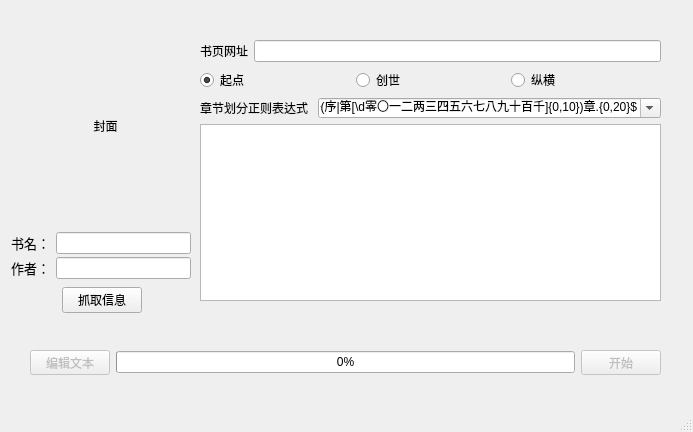
Old version of the form ui_mainwindow.ui in the repository PaleNeutron/EpubBuilder.
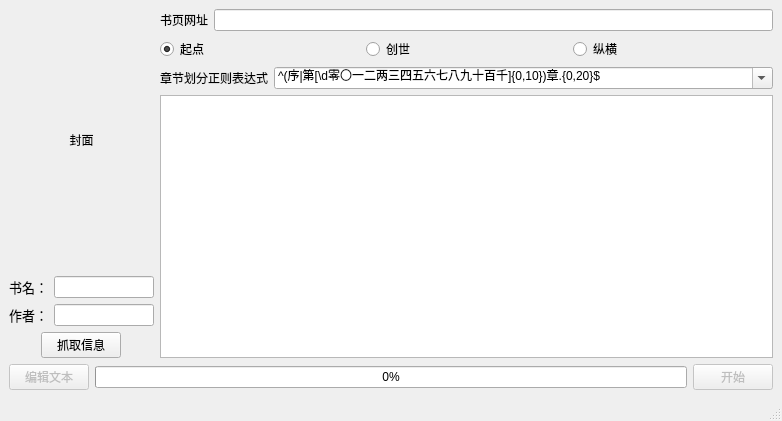
New version of the form.

```diff
--- a/ui_mainwindow.ui
+++ b/ui_mainwindow.ui
@@ -6,8 +6,8 @@
    <rect>
     <x>0</x>
     <y>0</y>
-    <width>693</width>
-    <height>432</height>
+    <width>782</width>
+    <height>421</height>
    </rect>
   </property>
   <property name="acceptDrops">
@@ -17,15 +17,8 @@
    <string>EpubBuilder</string>
   </property>
   <widget class="QWidget" name="centralwidget">
-   <widget class="QWidget" name="layoutWidget">
-    <property name="geometry">
-     <rect>
-      <x>30</x>
-      <y>350</y>
-      <width>631</width>
-      <height>25</height>
-     </rect>
-    </property>
+   <layout class="QGridLayout" name="gridLayout">
+    <item row="1" column="0" colspan="2">
     <layout class="QHBoxLayout" name="horizontalLayout">
      <item>
       <widget class="QPushButton" name="pushButton_edit_text">
@@ -55,19 +48,11 @@
       </widget>
      </item>
     </layout>
-   </widget>
-   <widget class="QWidget" name="layoutWidget">
-    <property name="geometry">
-     <rect>
-      <x>200</x>
-      <y>40</y>
-      <width>461</width>
-      <height>261</height>
-     </rect>
-    </property>
-    <layout class="QVBoxLayout" name="verticalLayout">
+    </item>
+    <item row="0" column="1">
+     <layout class="QVBoxLayout" name="verticalLayout" stretch="0,0,0,0">
      <property name="sizeConstraint">
-      <enum>QLayout::SetMinimumSize</enum>
+       <enum>QLayout::SetDefaultConstraint</enum>
      </property>
      <item>
       <layout class="QHBoxLayout" name="horizontalLayout_3">
@@ -116,6 +101,9 @@
      </item>
      <item>
       <layout class="QHBoxLayout" name="horizontalLayout_2">
+        <property name="sizeConstraint">
+         <enum>QLayout::SetNoConstraint</enum>
+        </property>
        <item>
         <widget class="QLabel" name="label_re">
          <property name="text">
@@ -131,16 +119,10 @@
        </item>
        <item>
         <widget class="QComboBox" name="comboBox_re">
-         <property name="sizePolicy">
-          <sizepolicy hsizetype="Preferred" vsizetype="Fixed">
-           <horstretch>0</horstretch>
-           <verstretch>0</verstretch>
-          </sizepolicy>
-         </property>
-         <property name="maximumSize">
+          <property name="minimumSize">
           <size>
-           <width>343</width>
-           <height>20</height>
+            <width>100</width>
+            <height>0</height>
           </size>
          </property>
          <property name="editable">
@@ -179,15 +161,16 @@
       <widget class="QTextEdit" name="textEdit_chapter"/>
      </item>
     </layout>
-   </widget>
+    </item>
+    <item row="0" column="0">
+     <layout class="QVBoxLayout" name="verticalLayout_2" stretch="4,1,1,1">
+      <item>
    <widget class="QLabel" name="label_cover">
-    <property name="geometry">
-     <rect>
-      <x>40</x>
-      <y>40</y>
-      <width>131</width>
-      <height>171</height>
-     </rect>
+        <property name="maximumSize">
+         <size>
+          <width>210</width>
+          <height>280</height>
+         </size>
     </property>
     <property name="text">
      <string>封面</string>
@@ -199,15 +182,8 @@
      <set>Qt::AlignCenter</set>
     </property>
    </widget>
-   <widget class="QWidget" name="layoutWidget">
-    <property name="geometry">
-     <rect>
-      <x>11</x>
-      <y>232</y>
-      <width>180</width>
-      <height>22</height>
-     </rect>
-    </property>
+      </item>
+      <item>
     <layout class="QHBoxLayout" name="horizontalLayout_6">
      <item>
       <widget class="QLabel" name="label_title">
@@ -226,19 +202,18 @@
       </widget>
      </item>
      <item>
-      <widget class="QLineEdit" name="lineEdit_title"/>
-     </item>
-    </layout>
-   </widget>
-   <widget class="QWidget" name="layoutWidget">
-    <property name="geometry">
-     <rect>
-      <x>11</x>
-      <y>257</y>
-      <width>180</width>
-      <height>22</height>
-     </rect>
-    </property>
+         <widget class="QLineEdit" name="lineEdit_title">
+          <property name="minimumSize">
+           <size>
+            <width>100</width>
+            <height>0</height>
+           </size>
+          </property>
+         </widget>
+        </item>
+       </layout>
+      </item>
+      <item>
     <layout class="QHBoxLayout" name="horizontalLayout_5">
      <item>
       <widget class="QLabel" name="label_author">
@@ -260,16 +235,8 @@
       <widget class="QLineEdit" name="lineEdit_author"/>
      </item>
     </layout>
-   </widget>
-   <widget class="QWidget" name="layoutWidget">
-    <property name="geometry">
-     <rect>
-      <x>10</x>
-      <y>280</y>
-      <width>184</width>
-      <height>41</height>
-     </rect>
-    </property>
+      </item>
+      <item>
     <layout class="QHBoxLayout" name="horizontalLayout_4">
      <item>
       <spacer name="horizontalSpacer">
@@ -305,7 +272,10 @@
       </spacer>
      </item>
     </layout>
-   </widget>
+      </item>
+     </layout>
+    </item>
+   </layout>
   </widget>
   <widget class="QMenuBar" name="menubar">
    <property name="geometry">
```
Left out of the diff: 5 changed lines with no effect on the pictures. Lines whose indentation alone changed are shown as unchanged.
